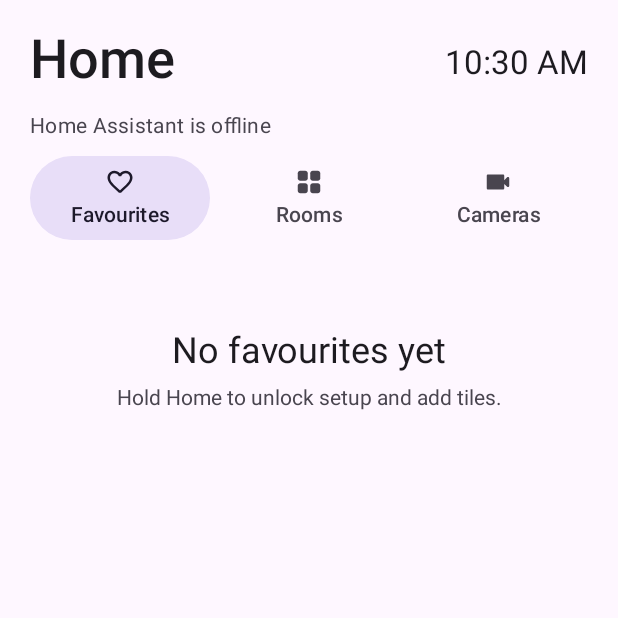
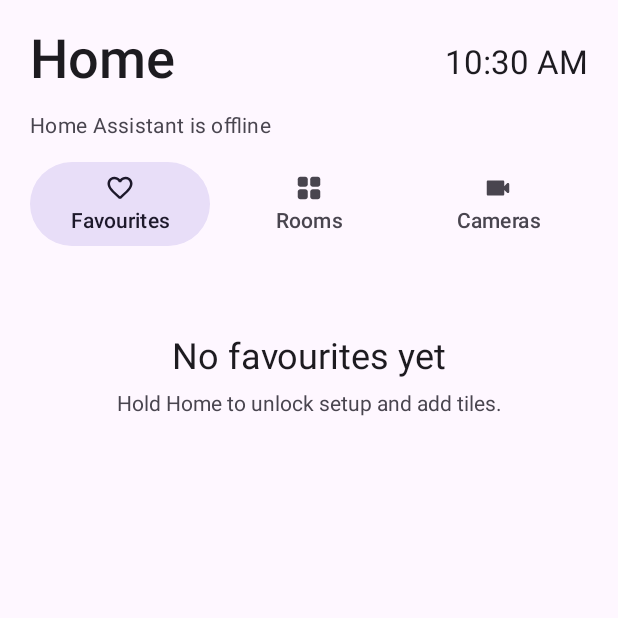
Before and after one commit to alphasixtyfive/flick-panel, an Android app built with Jetpack Compose: the composable Dashboard shown on its own in the app's theme, on a phone screen of 412 x 824 dp, the top half of it. Run offline under Robolectric (Android 15) with nearby library versions, the phone set to English and light mode, and no system bars.

Commit message:
Align Home alert pills and streamline room settings

```diff
--- a/app/build.gradle.kts
+++ b/app/build.gradle.kts
@@ -12,8 +12,8 @@ android {
         applicationId = "app.flickpanel"
         minSdk = 28
         targetSdk = 35
-        versionCode = 63
-        versionName = "0.1.62"
+        versionCode = 65
+        versionName = "0.1.64"
     }
     buildTypes {
         release {
--- a/app/src/main/java/app/flickpanel/ui/Dashboard.kt
+++ b/app/src/main/java/app/flickpanel/ui/Dashboard.kt
@@ -52,8 +52,11 @@ import app.flickpanel.ha.Entity
 import app.flickpanel.ha.Link
 
 internal const val tabletWidthDp = 840
+internal val dashboardPillHeight = 48.dp
+private val inlineTabsWidth = 400.dp
+private val inlineAlertWidth = 230.dp
+private val navigationGap = 16.dp
 
-@OptIn(ExperimentalFoundationApi::class)
 @Composable
 internal fun Dashboard(state: PanelUi, model: PanelViewModel) {
     val colors = MaterialTheme.colorScheme
@@ -72,7 +75,8 @@ internal fun Dashboard(state: PanelUi, model: PanelViewModel) {
         val cameraColumns = minOf(tileColumns, if (maxWidth >= 1100.dp) 4 else if (wide) 3 else 2)
         val side = if (wide) panelWidePadding else if (maxWidth < 360.dp) 14.dp else 20.dp
         val headerWidth = minOf(maxWidth, panelMaxWidth) - side * 2
-        val alertsInNavigation = alerts.isNotEmpty() && headerWidth >= 640.dp * fontScale.coerceAtLeast(1f)
+        val tabsWidth = inlineTabsWidth * fontScale.coerceAtLeast(1f)
+        val alertsInNavigation = alerts.isNotEmpty() && headerWidth >= tabsWidth + inlineAlertWidth + navigationGap
         Column(Modifier.widthIn(max = panelMaxWidth).fillMaxSize().padding(horizontal = side)) {
             DashboardHeader(
                 "Home",
@@ -100,13 +104,13 @@ internal fun Dashboard(state: PanelUi, model: PanelViewModel) {
             if (status != null) Text(status, style = MaterialTheme.typography.bodyMedium,
                 color = colors.onSurfaceVariant, modifier = Modifier.padding(top = 8.dp))
             Row(
-                Modifier.fillMaxWidth().padding(top = if (short) 4.dp else 10.dp)
-                    .heightIn(min = if (short) 48.dp else 56.dp),
+                Modifier.fillMaxWidth().padding(top = if (short) 4.dp else 14.dp)
+                    .heightIn(min = if (short) dashboardPillHeight else 56.dp),
                 verticalAlignment = Alignment.CenterVertically,
-                horizontalArrangement = Arrangement.spacedBy(16.dp),
+                horizontalArrangement = Arrangement.spacedBy(navigationGap),
             ) {
                 DashboardNavigation(state.page, short, model::selectPage, Modifier.weight(1f))
-                if (alertsInNavigation) HomeWarnings(alerts, Modifier.widthIn(max = 230.dp))
+                if (alertsInNavigation) HomeWarnings(alerts, Modifier.widthIn(max = inlineAlertWidth), prominent = !short)
             }
             pages.SaveableStateProvider(state.page.name) {
                 val body = Modifier.fillMaxSize().panelEntrance(state.page, state.config.reduceMotion)
@@ -172,10 +176,10 @@ private fun DashboardHeader(
 }
 
 @Composable
-internal fun DashboardNavigation(current: Page, short: Boolean, selectPage: (Page) -> Unit, modifier: Modifier = Modifier) {
+private fun DashboardNavigation(current: Page, short: Boolean, selectPage: (Page) -> Unit, modifier: Modifier) {
     val colors = MaterialTheme.colorScheme
     BoxWithConstraints(modifier) {
-        val stacked = maxWidth < 400.dp * LocalDensity.current.fontScale.coerceAtLeast(1f)
+        val stacked = maxWidth < inlineTabsWidth * LocalDensity.current.fontScale.coerceAtLeast(1f)
         val style = if (short || stacked) MaterialTheme.typography.labelLarge else MaterialTheme.typography.titleMedium
         val row = if (stacked) Modifier.fillMaxWidth() else Modifier
         Row(row.selectableGroup(), horizontalArrangement = Arrangement.spacedBy(6.dp)) {
@@ -190,7 +194,7 @@ internal fun DashboardNavigation(current: Page, short: Boolean, selectPage: (Pag
                 val width = if (stacked) Modifier.weight(1f) else Modifier
                 val tab = width.clip(CircleShape).selectable(selected, role = Role.Tab, onClick = { selectPage(page) })
                     .background(if (selected) colors.secondaryContainer else Color.Transparent)
-                    .heightIn(min = if (stacked) 56.dp else 48.dp)
+                    .heightIn(min = if (stacked) 56.dp else dashboardPillHeight)
                     .padding(horizontal = if (stacked) 4.dp else 12.dp, vertical = 6.dp)
                 val label: @Composable () -> Unit = {
                     Text(page.label, style = style, color = color,
--- a/app/src/main/java/app/flickpanel/ui/Favourites.kt
+++ b/app/src/main/java/app/flickpanel/ui/Favourites.kt
@@ -40,7 +40,7 @@ internal fun Favourites(
     alerts: List<ActiveHomeBadge>,
 ) {
     Column(modifier.padding(bottom = 12.dp)) {
-        if (alerts.isNotEmpty()) HomeWarnings(alerts)
+        if (alerts.isNotEmpty()) HomeWarnings(alerts, Modifier.padding(bottom = tileGap))
         if (tiles.isEmpty() && alerts.isEmpty()) {
             EmptyState("No favourites yet", "Hold Home to unlock setup and add tiles.")
         }
```
Also changed, not shown: app/src/main/java/app/flickpanel/ui/Editor.kt (+10 -2 lines), app/src/main/java/app/flickpanel/ui/HomeWarnings.kt (+20 -10 lines), app/src/main/java/app/flickpanel/ui/RoomControlsEditor.kt (+100 -70 lines), app/src/main/java/app/flickpanel/ui/SetupTileLists.kt (+32 -11 lines), 1 other file.
